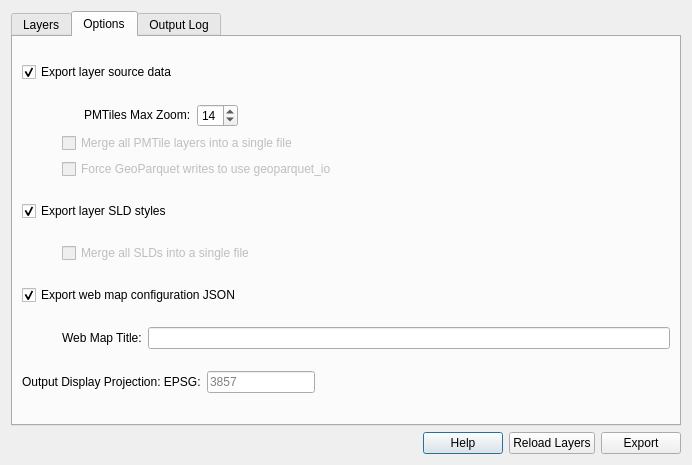
richard-thomas/qgis-web-map-exporter, file web_map_exporter_dialog_base.ui: the form before one commit.
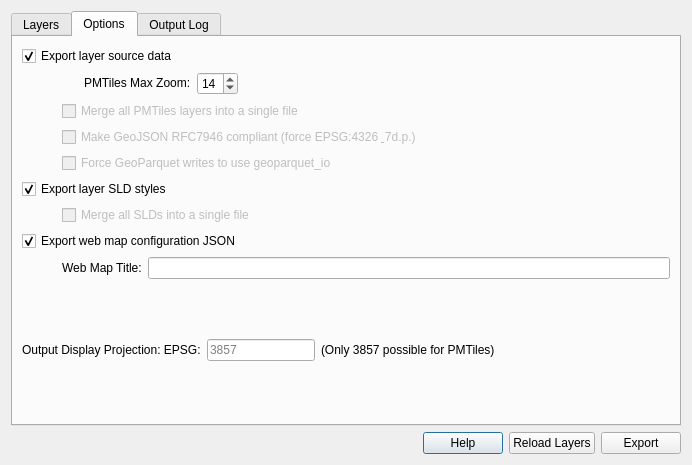
The form after the commit.

```diff
--- a/web_map_exporter_dialog_base.ui
+++ b/web_map_exporter_dialog_base.ui
@@ -126,7 +126,23 @@
                 </sizepolicy>
                </property>
                <property name="text">
-                <string>Merge all PMTile layers into a single file</string>
+                <string>Merge all PMTiles layers into a single file</string>
+               </property>
+              </widget>
+             </item>
+             <item>
+              <widget class="QCheckBox" name="options_checkbox_compliant_geojson_qt">
+               <property name="enabled">
+                <bool>false</bool>
+               </property>
+               <property name="sizePolicy">
+                <sizepolicy hsizetype="Preferred" vsizetype="Fixed">
+                 <horstretch>0</horstretch>
+                 <verstretch>0</verstretch>
+                </sizepolicy>
+               </property>
+               <property name="text">
+                <string>Make GeoJSON RFC7946 compliant (force EPSG:4326 &amp; 7d.p.)</string>
                </property>
               </widget>
              </item>
@@ -226,6 +242,13 @@
              </property>
             </widget>
            </item>
+           <item>
+            <widget class="QLabel" name="label">
+             <property name="text">
+              <string>(Only 3857 possible for PMTiles)</string>
+             </property>
+            </widget>
+           </item>
            <item>
             <spacer name="horizontalSpacer_2">
              <property name="orientation">
```
